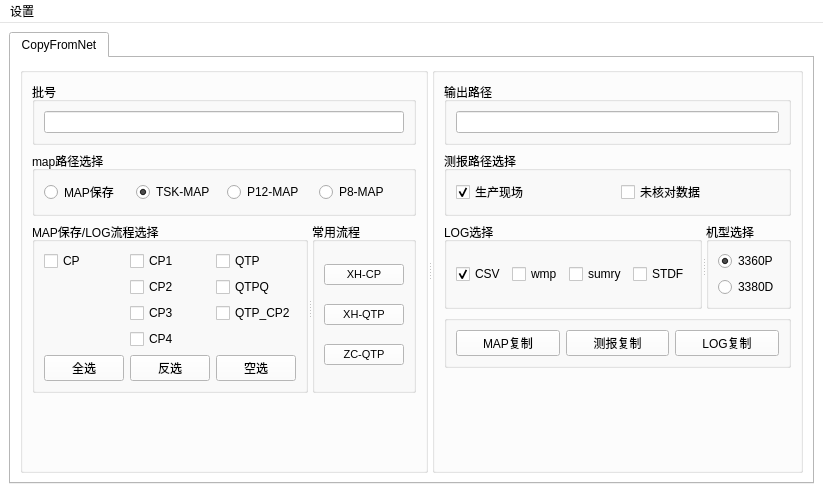
The window that CopyFromNet/mainwindow.ui (xx517230/Qt5p9DemoCode) describes before a commit, drawn with Qt 5.
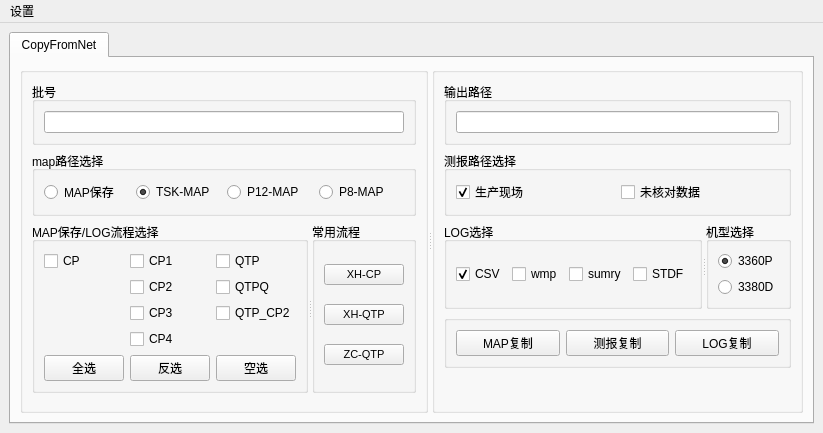
The same window after the commit.

```diff
--- a/CopyFromNet/mainwindow.ui
+++ b/CopyFromNet/mainwindow.ui
@@ -7,478 +7,9 @@
     <x>0</x>
     <y>0</y>
     <width>823</width>
-    <height>493</height>
+    <height>433</height>
    </rect>
   </property>
-  <property name="palette">
-   <palette>
-    <active>
-     <colorrole role="WindowText">
-      <brush brushstyle="SolidPattern">
-       <color alpha="255">
-        <red>0</red>
-        <green>0</green>
-        <blue>0</blue>
-       </color>
-      </brush>
-     </colorrole>
-     <colorrole role="Button">
-      <brush brushstyle="SolidPattern">
-       <color alpha="255">
-        <red>255</red>
-        <green>255</green>
-        <blue>255</blue>
-       </color>
-      </brush>
-     </colorrole>
-     <colorrole role="Light">
-      <brush brushstyle="SolidPattern">
-       <color alpha="255">
-        <red>255</red>
-        <green>255</green>
-        <blue>255</blue>
-       </color>
-      </brush>
-     </colorrole>
-     <colorrole role="Midlight">
-      <brush brushstyle="SolidPattern">
-       <color alpha="255">
-        <red>255</red>
-        <green>255</green>
-        <blue>255</blue>
-       </color>
-      </brush>
-     </colorrole>
-     <colorrole role="Dark">
-      <brush brushstyle="SolidPattern">
-       <color alpha="255">
-        <red>127</red>
-        <green>127</green>
-        <blue>127</blue>
-       </color>
-      </brush>
-     </colorrole>
-     <colorrole role="Mid">
-      <brush brushstyle="SolidPattern">
-       <color alpha="255">
-        <red>170</red>
-        <green>170</green>
-        <blue>170</blue>
-       </color>
-      </brush>
-     </colorrole>
-     <colorrole role="Text">
-      <brush brushstyle="SolidPattern">
-       <color alpha="255">
-        <red>0</red>
-        <green>0</green>
-        <blue>0</blue>
-       </color>
-      </brush>
-     </colorrole>
-     <colorrole role="BrightText">
-      <brush brushstyle="SolidPattern">
-       <color alpha="255">
-        <red>255</red>
-        <green>255</green>
-        <blue>255</blue>
-       </color>
-      </brush>
-     </colorrole>
-     <colorrole role="ButtonText">
-      <brush brushstyle="SolidPattern">
-       <color alpha="255">
-        <red>0</red>
-        <green>0</green>
-        <blue>0</blue>
-       </color>
-      </brush>
-     </colorrole>
-     <colorrole role="Base">
-      <brush brushstyle="SolidPattern">
-       <color alpha="255">
-        <red>255</red>
-        <green>255</green>
-        <blue>255</blue>
-       </color>
-      </brush>
-     </colorrole>
-     <colorrole role="Window">
-      <brush brushstyle="SolidPattern">
-       <color alpha="255">
-        <red>255</red>
-        <green>255</green>
-        <blue>255</blue>
-       </color>
-      </brush>
-     </colorrole>
-     <colorrole role="Shadow">
-      <brush brushstyle="SolidPattern">
-       <color alpha="255">
-        <red>0</red>
-        <green>0</green>
-        <blue>0</blue>
-       </color>
-      </brush>
-     </colorrole>
-     <colorrole role="AlternateBase">
-      <brush brushstyle="SolidPattern">
-       <color alpha="255">
-        <red>255</red>
-        <green>255</green>
-        <blue>255</blue>
-       </color>
-      </brush>
-     </colorrole>
-     <colorrole role="ToolTipBase">
-      <brush brushstyle="SolidPattern">
-       <color alpha="255">
-        <red>255</red>
-        <green>255</green>
-        <blue>220</blue>
-       </color>
-      </brush>
-     </colorrole>
-     <colorrole role="ToolTipText">
-      <brush brushstyle="SolidPattern">
-       <color alpha="255">
-        <red>0</red>
-        <green>0</green>
-        <blue>0</blue>
-       </color>
-      </brush>
-     </colorrole>
-     <colorrole role="PlaceholderText">
-      <brush brushstyle="SolidPattern">
-       <color alpha="127">
-        <red>0</red>
-        <green>0</green>
-        <blue>0</blue>
-       </color>
-      </brush>
-     </colorrole>
-     <colorrole role="Accent">
-      <brush brushstyle="SolidPattern">
-       <color alpha="255">
-        <red>255</red>
-        <green>255</green>
-        <blue>255</blue>
-       </color>
-      </brush>
-     </colorrole>
-    </active>
-    <inactive>
-     <colorrole role="WindowText">
-      <brush brushstyle="SolidPattern">
-       <color alpha="255">
-        <red>0</red>
-        <green>0</green>
-        <blue>0</blue>
-       </color>
-      </brush>
-     </colorrole>
-     <colorrole role="Button">
-      <brush brushstyle="SolidPattern">
-       <color alpha="255">
-        <red>255</red>
-        <green>255</green>
-        <blue>255</blue>
-       </color>
-      </brush>
-     </colorrole>
-     <colorrole role="Light">
-      <brush brushstyle="SolidPattern">
-       <color alpha="255">
-        <red>255</red>
-        <green>255</green>
-        <blue>255</blue>
-       </color>
-      </brush>
-     </colorrole>
-     <colorrole role="Midlight">
-      <brush brushstyle="SolidPattern">
-       <color alpha="255">
-        <red>255</red>
-        <green>255</green>
-        <blue>255</blue>
-       </color>
-      </brush>
-     </colorrole>
-     <colorrole role="Dark">
-      <brush brushstyle="SolidPattern">
-       <color alpha="255">
-        <red>127</red>
-        <green>127</green>
-        <blue>127</blue>
-       </color>
-      </brush>
-     </colorrole>
-     <colorrole role="Mid">
-      <brush brushstyle="SolidPattern">
-       <color alpha="255">
-        <red>170</red>
-        <green>170</green>
-        <blue>170</blue>
-       </color>
-      </brush>
-     </colorrole>
-     <colorrole role="Text">
-      <brush brushstyle="SolidPattern">
-       <color alpha="255">
-        <red>0</red>
-        <green>0</green>
-        <blue>0</blue>
-       </color>
-      </brush>
-     </colorrole>
-     <colorrole role="BrightText">
-      <brush brushstyle="SolidPattern">
-       <color alpha="255">
-        <red>255</red>
-        <green>255</green>
-        <blue>255</blue>
-       </color>
-      </brush>
-     </colorrole>
-     <colorrole role="ButtonText">
-      <brush brushstyle="SolidPattern">
-       <color alpha="255">
-        <red>0</red>
-        <green>0</green>
-        <blue>0</blue>
-       </color>
-      </brush>
-     </colorrole>
-     <colorrole role="Base">
-      <brush brushstyle="SolidPattern">
-       <color alpha="255">
-        <red>255</red>
-        <green>255</green>
-        <blue>255</blue>
-       </color>
-      </brush>
-     </colorrole>
-     <colorrole role="Window">
-      <brush brushstyle="SolidPattern">
-       <color alpha="255">
-        <red>255</red>
-        <green>255</green>
-        <blue>255</blue>
-       </color>
-      </brush>
-     </colorrole>
-     <colorrole role="Shadow">
-      <brush brushstyle="SolidPattern">
-       <color alpha="255">
-        <red>0</red>
-        <green>0</green>
-        <blue>0</blue>
-       </color>
-      </brush>
-     </colorrole>
-     <colorrole role="AlternateBase">
-      <brush brushstyle="SolidPattern">
-       <color alpha="255">
-        <red>255</red>
-        <green>255</green>
-        <blue>255</blue>
-       </color>
-      </brush>
-     </colorrole>
-     <colorrole role="ToolTipBase">
-      <brush brushstyle="SolidPattern">
-       <color alpha="255">
-        <red>255</red>
-        <green>255</green>
-        <blue>220</blue>
-       </color>
-      </brush>
-     </colorrole>
-     <colorrole role="ToolTipText">
-      <brush brushstyle="SolidPattern">
-       <color alpha="255">
-        <red>0</red>
-        <green>0</green>
-        <blue>0</blue>
-       </color>
-      </brush>
-     </colorrole>
-     <colorrole role="PlaceholderText">
-      <brush brushstyle="SolidPattern">
-       <color alpha="127">
-        <red>0</red>
-        <green>0</green>
-        <blue>0</blue>
-       </color>
-      </brush>
-     </colorrole>
-     <colorrole role="Accent">
-      <brush brushstyle="SolidPattern">
-       <color alpha="255">
-        <red>255</red>
-        <green>255</green>
-        <blue>255</blue>
-       </color>
-      </brush>
-     </colorrole>
-    </inactive>
-    <disabled>
-     <colorrole role="WindowText">
-      <brush brushstyle="SolidPattern">
-       <color alpha="255">
-        <red>127</red>
-        <green>127</green>
-        <blue>127</blue>
-       </color>
-      </brush>
-     </colorrole>
-     <colorrole role="Button">
-      <brush brushstyle="SolidPattern">
-       <color alpha="255">
-        <red>255</red>
-        <green>255</green>
-        <blue>255</blue>
-       </color>
-      </brush>
-     </colorrole>
-     <colorrole role="Light">
-      <brush brushstyle="SolidPattern">
-       <color alpha="255">
-        <red>255</red>
-        <green>255</green>
-        <blue>255</blue>
-       </color>
-      </brush>
-     </colorrole>
-     <colorrole role="Midlight">
-      <brush brushstyle="SolidPattern">
-       <color alpha="255">
-        <red>255</red>
-        <green>255</green>
-        <blue>255</blue>
-       </color>
-      </brush>
-     </colorrole>
-     <colorrole role="Dark">
-      <brush brushstyle="SolidPattern">
-       <color alpha="255">
-        <red>127</red>
-        <green>127</green>
-        <blue>127</blue>
-       </color>
-      </brush>
-     </colorrole>
-     <colorrole role="Mid">
-      <brush brushstyle="SolidPattern">
-       <color alpha="255">
-        <red>170</red>
-        <green>170</green>
-        <blue>170</blue>
-       </color>
-      </brush>
-     </colorrole>
-     <colorrole role="Text">
-      <brush brushstyle="SolidPattern">
-       <color alpha="255">
-        <red>127</red>
-        <green>127</green>
-        <blue>127</blue>
-       </color>
-      </brush>
-     </colorrole>
-     <colorrole role="BrightText">
-      <brush brushstyle="SolidPattern">
-       <color alpha="255">
-        <red>255</red>
-        <green>255</green>
-        <blue>255</blue>
-       </color>
-      </brush>
-     </colorrole>
-     <colorrole role="ButtonText">
-      <brush brushstyle="SolidPattern">
-       <color alpha="255">
-        <red>127</red>
-        <green>127</green>
-        <blue>127</blue>
-       </color>
-      </brush>
-     </colorrole>
-     <colorrole role="Base">
-      <brush brushstyle="SolidPattern">
-       <color alpha="255">
-        <red>255</red>
-        <green>255</green>
-        <blue>255</blue>
-       </color>
-      </brush>
-     </colorrole>
-     <colorrole role="Window">
-      <brush brushstyle="SolidPattern">
-       <color alpha="255">
-        <red>255</red>
-        <green>255</green>
-        <blue>255</blue>
-       </color>
-      </brush>
-     </colorrole>
-     <colorrole role="Shadow">
-      <brush brushstyle="SolidPattern">
-       <color alpha="255">
-        <red>0</red>
-        <green>0</green>
-        <blue>0</blue>
-       </color>
-      </brush>
-     </colorrole>
-     <colorrole role="AlternateBase">
-      <brush brushstyle="SolidPattern">
-       <color alpha="255">
-        <red>255</red>
-        <green>255</green>
-        <blue>255</blue>
-       </color>
-      </brush>
-     </colorrole>
-     <colorrole role="ToolTipBase">
-      <brush brushstyle="SolidPattern">
-       <color alpha="255">
-        <red>255</red>
-        <green>255</green>
-        <blue>220</blue>
-       </color>
-      </brush>
-     </colorrole>
-     <colorrole role="ToolTipText">
-      <brush brushstyle="SolidPattern">
-       <color alpha="255">
-        <red>0</red>
-        <green>0</green>
-        <blue>0</blue>
-       </color>
-      </brush>
-     </colorrole>
-     <colorrole role="PlaceholderText">
-      <brush brushstyle="SolidPattern">
-       <color alpha="127">
-        <red>127</red>
-        <green>127</green>
-        <blue>127</blue>
-       </color>
-      </brush>
-     </colorrole>
-     <colorrole role="Accent">
-      <brush brushstyle="SolidPattern">
-       <color alpha="255">
-        <red>255</red>
-        <green>255</green>
-        <blue>255</blue>
-       </color>
-      </brush>
-     </colorrole>
-    </disabled>
-   </palette>
-  </property>
   <property name="windowTitle">
    <string>CopyFromNet</string>
   </property>
@@ -486,475 +17,6 @@
    <layout class="QGridLayout" name="gridLayout_11">
     <item row="0" column="0">
      <widget class="QTabWidget" name="tabWidget">
-      <property name="palette">
-       <palette>
-        <active>
-         <colorrole role="WindowText">
-          <brush brushstyle="SolidPattern">
-           <color alpha="255">
-            <red>0</red>
-            <green>0</green>
-            <blue>0</blue>
-           </color>
-          </brush>
-         </colorrole>
-         <colorrole role="Button">
-          <brush brushstyle="SolidPattern">
-           <color alpha="255">
-            <red>255</red>
-            <green>255</green>
-            <blue>255</blue>
-           </color>
-          </brush>
-         </colorrole>
-         <colorrole role="Light">
-          <brush brushstyle="SolidPattern">
-           <color alpha="255">
-            <red>255</red>
-            <green>255</green>
-            <blue>255</blue>
-           </color>
-          </brush>
-         </colorrole>
-         <colorrole role="Midlight">
-          <brush brushstyle="SolidPattern">
-           <color alpha="255">
-            <red>255</red>
-            <green>255</green>
-            <blue>255</blue>
-           </color>
-          </brush>
-         </colorrole>
-         <colorrole role="Dark">
-          <brush brushstyle="SolidPattern">
-           <color alpha="255">
-            <red>127</red>
-            <green>127</green>
-            <blue>127</blue>
-           </color>
-          </brush>
-         </colorrole>
-         <colorrole role="Mid">
-          <brush brushstyle="SolidPattern">
-           <color alpha="255">
-            <red>170</red>
-            <green>170</green>
-            <blue>170</blue>
-           </color>
-          </brush>
-         </colorrole>
-         <colorrole role="Text">
-          <brush brushstyle="SolidPattern">
-           <color alpha="255">
-            <red>0</red>
-            <green>0</green>
-            <blue>0</blue>
-           </color>
-          </brush>
-         </colorrole>
-         <colorrole role="BrightText">
-          <brush brushstyle="SolidPattern">
-           <color alpha="255">
-            <red>255</red>
-            <green>255</green>
-            <blue>255</blue>
-           </color>
-          </brush>
-         </colorrole>
-         <colorrole role="ButtonText">
-          <brush brushstyle="SolidPattern">
-           <color alpha="255">
-            <red>0</red>
-            <green>0</green>
-            <blue>0</blue>
-           </color>
-          </brush>
-         </colorrole>
-         <colorrole role="Base">
-          <brush brushstyle="SolidPattern">
-           <color alpha="255">
-            <red>255</red>
-            <green>255</green>
-            <blue>255</blue>
-           </color>
-          </brush>
-         </colorrole>
-         <colorrole role="Window">
-          <brush brushstyle="SolidPattern">
-           <color alpha="255">
-            <red>255</red>
-            <green>255</green>
-            <blue>255</blue>
-           </color>
-          </brush>
-         </colorrole>
-         <colorrole role="Shadow">
-          <brush brushstyle="SolidPattern">
-           <color alpha="255">
-            <red>0</red>
-            <green>0</green>
-            <blue>0</blue>
-           </color>
-          </brush>
-         </colorrole>
-         <colorrole role="AlternateBase">
-          <brush brushstyle="SolidPattern">
-           <color alpha="255">
-            <red>255</red>
-            <green>255</green>
-            <blue>255</blue>
-           </color>
-          </brush>
-         </colorrole>
-         <colorrole role="ToolTipBase">
-          <brush brushstyle="SolidPattern">
-           <color alpha="255">
-            <red>255</red>
-            <green>255</green>
-            <blue>220</blue>
-           </color>
-          </brush>
-         </colorrole>
-         <colorrole role="ToolTipText">
-          <brush brushstyle="SolidPattern">
-           <color alpha="255">
-            <red>0</red>
-            <green>0</green>
-            <blue>0</blue>
-           </color>
-          </brush>
-         </colorrole>
-         <colorrole role="PlaceholderText">
-          <brush brushstyle="SolidPattern">
-           <color alpha="127">
-            <red>0</red>
-            <green>0</green>
-            <blue>0</blue>
-           </color>
-          </brush>
-         </colorrole>
-         <colorrole role="Accent">
-          <brush brushstyle="SolidPattern">
-           <color alpha="255">
-            <red>255</red>
-            <green>255</green>
-            <blue>255</blue>
-           </color>
-          </brush>
-         </colorrole>
-        </active>
-        <inactive>
-         <colorrole role="WindowText">
-          <brush brushstyle="SolidPattern">
-           <color alpha="255">
-            <red>0</red>
-            <green>0</green>
-            <blue>0</blue>
-           </color>
-          </brush>
-         </colorrole>
-         <colorrole role="Button">
-          <brush brushstyle="SolidPattern">
-           <color alpha="255">
-            <red>255</red>
-            <green>255</green>
-            <blue>255</blue>
-           </color>
-          </brush>
-         </colorrole>
-         <colorrole role="Light">
-          <brush brushstyle="SolidPattern">
-           <color alpha="255">
-            <red>255</red>
-            <green>255</green>
-            <blue>255</blue>
-           </color>
-          </brush>
-         </colorrole>
-         <colorrole role="Midlight">
-          <brush brushstyle="SolidPattern">
-           <color alpha="255">
-            <red>255</red>
-            <green>255</green>
-            <blue>255</blue>
-           </color>
-          </brush>
-         </colorrole>
-         <colorrole role="Dark">
-          <brush brushstyle="SolidPattern">
-           <color alpha="255">
-            <red>127</red>
-            <green>127</green>
-            <blue>127</blue>
-           </color>
-          </brush>
-         </colorrole>
-         <colorrole role="Mid">
-          <brush brushstyle="SolidPattern">
-           <color alpha="255">
-            <red>170</red>
-            <green>170</green>
-            <blue>170</blue>
-           </color>
-          </brush>
-         </colorrole>
-         <colorrole role="Text">
-          <brush brushstyle="SolidPattern">
-           <color alpha="255">
-            <red>0</red>
-            <green>0</green>
-            <blue>0</blue>
-           </color>
-          </brush>
-         </colorrole>
-         <colorrole role="BrightText">
-          <brush brushstyle="SolidPattern">
-           <color alpha="255">
-            <red>255</red>
-            <green>255</green>
-            <blue>255</blue>
-           </color>
-          </brush>
-         </colorrole>
-         <colorrole role="ButtonText">
-          <brush brushstyle="SolidPattern">
-           <color alpha="255">
-            <red>0</red>
-            <green>0</green>
-            <blue>0</blue>
-           </color>
-          </brush>
-         </colorrole>
-         <colorrole role="Base">
-          <brush brushstyle="SolidPattern">
-           <color alpha="255">
-            <red>255</red>
-            <green>255</green>
-            <blue>255</blue>
-           </color>
-          </brush>
-         </colorrole>
-         <colorrole role="Window">
-          <brush brushstyle="SolidPattern">
-           <color alpha="255">
-            <red>255</red>
-            <green>255</green>
-            <blue>255</blue>
-           </color>
-          </brush>
-         </colorrole>
-         <colorrole role="Shadow">
-          <brush brushstyle="SolidPattern">
-           <color alpha="255">
-            <red>0</red>
-            <green>0</green>
-            <blue>0</blue>
-           </color>
-          </brush>
-         </colorrole>
-         <colorrole role="AlternateBase">
-          <brush brushstyle="SolidPattern">
-           <color alpha="255">
-            <red>255</red>
-            <green>255</green>
-            <blue>255</blue>
-           </color>
-          </brush>
-         </colorrole>
-         <colorrole role="ToolTipBase">
-          <brush brushstyle="SolidPattern">
-           <color alpha="255">
-            <red>255</red>
-            <green>255</green>
-            <blue>220</blue>
-           </color>
-          </brush>
-         </colorrole>
-         <colorrole role="ToolTipText">
-          <brush brushstyle="SolidPattern">
-           <color alpha="255">
-            <red>0</red>
-            <green>0</green>
-            <blue>0</blue>
-           </color>
-          </brush>
-         </colorrole>
-         <colorrole role="PlaceholderText">
-          <brush brushstyle="SolidPattern">
-           <color alpha="127">
-            <red>0</red>
-            <green>0</green>
-            <blue>0</blue>
-           </color>
-          </brush>
-         </colorrole>
-         <colorrole role="Accent">
-          <brush brushstyle="SolidPattern">
-           <color alpha="255">
-            <red>255</red>
-            <green>255</green>
-            <blue>255</blue>
-           </color>
-          </brush>
-         </colorrole>
-        </inactive>
-        <disabled>
-         <colorrole role="WindowText">
-          <brush brushstyle="SolidPattern">
-           <color alpha="255">
-            <red>127</red>
-            <green>127</green>
-            <blue>127</blue>
-           </color>
-          </brush>
-         </colorrole>
-         <colorrole role="Button">
-          <brush brushstyle="SolidPattern">
-           <color alpha="255">
-            <red>255</red>
-            <green>255</green>
-            <blue>255</blue>
-           </color>
-          </brush>
-         </colorrole>
-         <colorrole role="Light">
-          <brush brushstyle="SolidPattern">
-           <color alpha="255">
-            <red>255</red>
-            <green>255</green>
-            <blue>255</blue>
-           </color>
-          </brush>
-         </colorrole>
-         <colorrole role="Midlight">
-          <brush brushstyle="SolidPattern">
-           <color alpha="255">
-            <red>255</red>
-            <green>255</green>
-            <blue>255</blue>
-           </color>
-          </brush>
-         </colorrole>
-         <colorrole role="Dark">
-          <brush brushstyle="SolidPattern">
-           <color alpha="255">
-            <red>127</red>
-            <green>127</green>
-            <blue>127</blue>
-           </color>
-          </brush>
-         </colorrole>
-         <colorrole role="Mid">
-          <brush brushstyle="SolidPattern">
-           <color alpha="255">
-            <red>170</red>
-            <green>170</green>
-            <blue>170</blue>
-           </color>
-          </brush>
-         </colorrole>
-         <colorrole role="Text">
-          <brush brushstyle="SolidPattern">
-           <color alpha="255">
-            <red>127</red>
-            <green>127</green>
-            <blue>127</blue>
-           </color>
-          </brush>
-         </colorrole>
-         <colorrole role="BrightText">
-          <brush brushstyle="SolidPattern">
-           <color alpha="255">
-            <red>255</red>
-            <green>255</green>
-            <blue>255</blue>
-           </color>
-          </brush>
-         </colorrole>
-         <colorrole role="ButtonText">
-          <brush brushstyle="SolidPattern">
-           <color alpha="255">
-            <red>127</red>
-            <green>127</green>
-            <blue>127</blue>
-           </color>
-          </brush>
-         </colorrole>
-         <colorrole role="Base">
-          <brush brushstyle="SolidPattern">
-           <color alpha="255">
-            <red>255</red>
-            <green>255</green>
-            <blue>255</blue>
-           </color>
-          </brush>
-         </colorrole>
-         <colorrole role="Window">
-          <brush brushstyle="SolidPattern">
-           <color alpha="255">
-            <red>255</red>
-            <green>255</green>
-            <blue>255</blue>
-           </color>
-          </brush>
-         </colorrole>
-         <colorrole role="Shadow">
-          <brush brushstyle="SolidPattern">
-           <color alpha="255">
-            <red>0</red>
-            <green>0</green>
-            <blue>0</blue>
-           </color>
-          </brush>
-         </colorrole>
-         <colorrole role="AlternateBase">
-          <brush brushstyle="SolidPattern">
-           <color alpha="255">
-            <red>255</red>
-            <green>255</green>
-            <blue>255</blue>
-           </color>
-          </brush>
-         </colorrole>
-         <colorrole role="ToolTipBase">
-          <brush brushstyle="SolidPattern">
-           <color alpha="255">
-            <red>255</red>
-            <green>255</green>
-            <blue>220</blue>
-           </color>
-          </brush>
-         </colorrole>
-         <colorrole role="ToolTipText">
-          <brush brushstyle="SolidPattern">
-           <color alpha="255">
-            <red>0</red>
-            <green>0</green>
-            <blue>0</blue>
-           </color>
-          </brush>
-         </colorrole>
-         <colorrole role="PlaceholderText">
-          <brush brushstyle="SolidPattern">
-           <color alpha="127">
-            <red>127</red>
-            <green>127</green>
-            <blue>127</blue>
-           </color>
-          </brush>
-         </colorrole>
-         <colorrole role="Accent">
-          <brush brushstyle="SolidPattern">
-           <color alpha="255">
-            <red>255</red>
-            <green>255</green>
-            <blue>255</blue>
-           </color>
-          </brush>
-         </colorrole>
-        </disabled>
-       </palette>
-      </property>
       <property name="currentIndex">
        <number>0</number>
       </property>
@@ -972,7 +34,7 @@
            <property name="title">
             <string/>
            </property>
-           <layout class="QGridLayout" name="gridLayout_8">
+           <layout class="QGridLayout" name="gridLayout_9">
             <item row="0" column="0">
              <widget class="QGroupBox" name="groupBox">
               <property name="title">
@@ -1032,7 +94,7 @@
               </layout>
              </widget>
             </item>
-            <item row="4" column="0">
+            <item row="2" column="0">
              <widget class="QSplitter" name="splitter">
               <property name="orientation">
                <enum>Qt::Horizontal</enum>
@@ -1042,10 +104,10 @@
                 <string>MAP保存/LOG流程选择</string>
                </property>
                <layout class="QGridLayout" name="gridLayout_4">
-                <item row="0" column="2">
-                 <widget class="QCheckBox" name="chkBoxQTP">
+                <item row="0" column="0">
+                 <widget class="QCheckBox" name="chkBoxCP">
                   <property name="text">
-                   <string>QTP</string>
+                   <string>CP</string>
                   </property>
                  </widget>
                 </item>
@@ -1056,31 +118,10 @@
                   </property>
                  </widget>
                 </item>
-                <item row="2" column="2">
-                 <widget class="QCheckBox" name="chkBoxQTP_CP2">
+                <item row="0" column="2">
+                 <widget class="QCheckBox" name="chkBoxQTP">
                   <property name="text">
-                   <string>QTP_CP2</string>
-                  </property>
-                 </widget>
-                </item>
-                <item row="0" column="0">
-                 <widget class="QCheckBox" name="chkBoxCP">
-                  <property name="text">
-                   <string>CP</string>
-                  </property>
-                 </widget>
-                </item>
-                <item row="3" column="1">
-                 <widget class="QCheckBox" name="chkBoxCP4">
-                  <property name="text">
-                   <string>CP4</string>
-                  </property>
-                 </widget>
-                </item>
-                <item row="2" column="1">
-                 <widget class="QCheckBox" name="chkBoxCP3">
-                  <property name="text">
-                   <string>CP3</string>
+                   <string>QTP</string>
                   </property>
                  </widget>
                 </item>
@@ -1098,6 +139,27 @@
                   </property>
                  </widget>
                 </item>
+                <item row="2" column="1">
+                 <widget class="QCheckBox" name="chkBoxCP3">
+                  <property name="text">
+                   <string>CP3</string>
+                  </property>
+                 </widget>
+                </item>
+                <item row="2" column="2">
+                 <widget class="QCheckBox" name="chkBoxQTP_CP2">
+                  <property name="text">
+                   <string>QTP_CP2</string>
+                  </property>
+                 </widget>
+                </item>
+                <item row="3" column="1">
+                 <widget class="QCheckBox" name="chkBoxCP4">
+                  <property name="text">
+                   <string>CP4</string>
+                  </property>
+                 </widget>
+                </item>
                 <item row="4" column="0">
                  <widget class="QPushButton" name="btnAllSelect">
                   <property name="text">
@@ -1105,13 +167,6 @@
                   </property>
                  </widget>
                 </item>
-                <item row="4" column="2">
-                 <widget class="QPushButton" name="btnCancelSelect">
-                  <property name="text">
-                   <string>空选</string>
-                  </property>
-                 </widget>
-                </item>
                 <item row="4" column="1">
                  <widget class="QPushButton" name="btnInvertSelect">
                   <property name="text">
@@ -1119,13 +174,32 @@
                   </property>
                  </widget>
                 </item>
+                <item row="4" column="2">
+                 <widget class="QPushButton" name="btnCancelSelect">
+                  <property name="text">
+                   <string>空选</string>
+                  </property>
+                 </widget>
+                </item>
                </layout>
               </widget>
               <widget class="QGroupBox" name="groupBox_5">
                <property name="title">
                 <string>常用流程</string>
                </property>
-               <layout class="QGridLayout" name="gridLayout">
+               <layout class="QGridLayout" name="gridLayout_8">
+                <item row="0" column="0">
+                 <widget class="QPushButton" name="btnXHCP">
+                  <property name="font">
+                   <font>
+                    <pointsize>8</pointsize>
+                   </font>
+                  </property>
+                  <property name="text">
+                   <string>XH-CP</string>
+                  </property>
+                 </widget>
+                </item>
                 <item row="1" column="0">
                  <widget class="QPushButton" name="btnXHQTP">
                   <property name="font">
@@ -1150,23 +224,11 @@
                   </property>
                  </widget>
                 </item>
-                <item row="0" column="0">
-                 <widget class="QPushButton" name="btnXHCP">
-                  <property name="font">
-                   <font>
-                    <pointsize>8</pointsize>
-                   </font>
-                  </property>
-                  <property name="text">
-                   <string>XH-CP</string>
-                  </property>
-                 </widget>
-                </item>
                </layout>
               </widget>
              </widget>
             </item>
-            <item row="5" column="0">
+            <item row="3" column="0">
              <spacer name="verticalSpacer">
               <property name="orientation">
                <enum>Qt::Vertical</enum>
@@ -1185,7 +247,19 @@
            <property name="title">
             <string/>
            </property>
-           <layout class="QGridLayout" name="gridLayout_9">
+           <layout class="QGridLayout" name="gridLayout">
+            <item row="0" column="0">
+             <widget class="QGroupBox" name="groupBox_3">
+              <property name="title">
+               <string>输出路径</string>
+              </property>
+              <layout class="QGridLayout" name="gridLayout_7">
+               <item row="0" column="0">
+                <widget class="QLineEdit" name="editOutPutPath"/>
+               </item>
+              </layout>
+             </widget>
+            </item>
             <item row="1" column="0">
              <widget class="QGroupBox" name="groupBox_8">
               <property name="title">
@@ -1218,18 +292,6 @@
               </layout>
              </widget>
             </item>
-            <item row="0" column="0">
-             <widget class="QGroupBox" name="groupBox_3">
-              <property name="title">
-               <string>输出路径</string>
-              </property>
-              <layout class="QGridLayout" name="gridLayout_7">
-               <item row="0" column="0">
-                <widget class="QLineEdit" name="editOutPutPath"/>
-               </item>
-              </layout>
-             </widget>
-            </item>
             <item row="2" column="0">
              <widget class="QSplitter" name="splitter_2">
               <property name="orientation">
```
